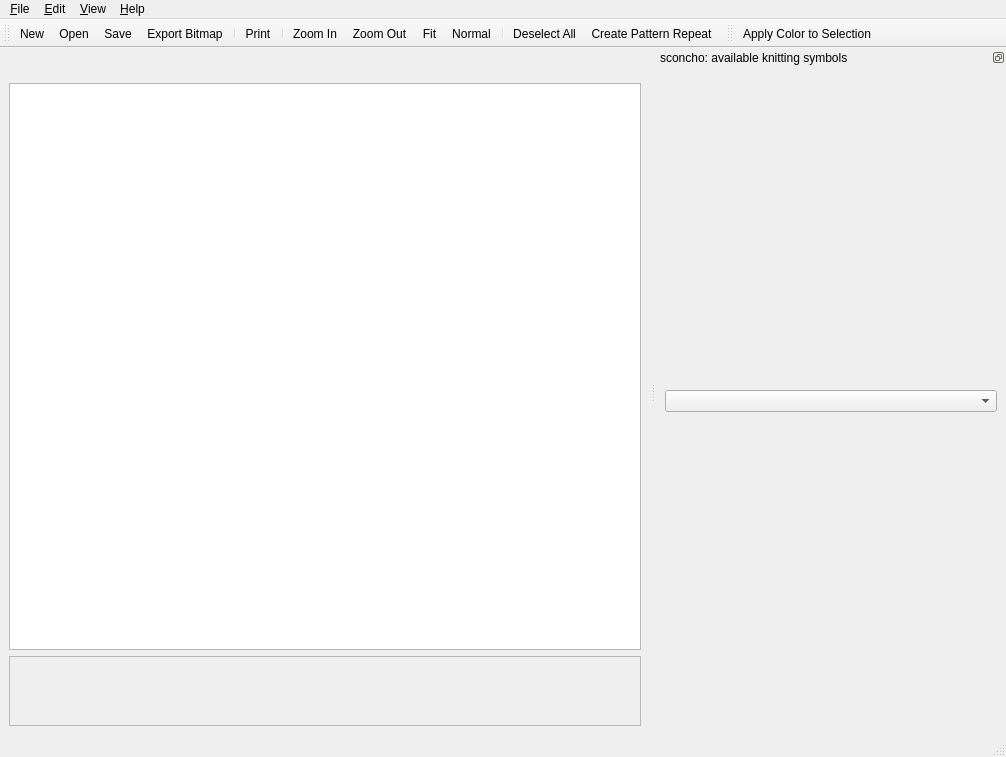
First picture: the form in sconcho/gui/ui/main_window.ui, repository haskelladdict/sconcho, before the edit.
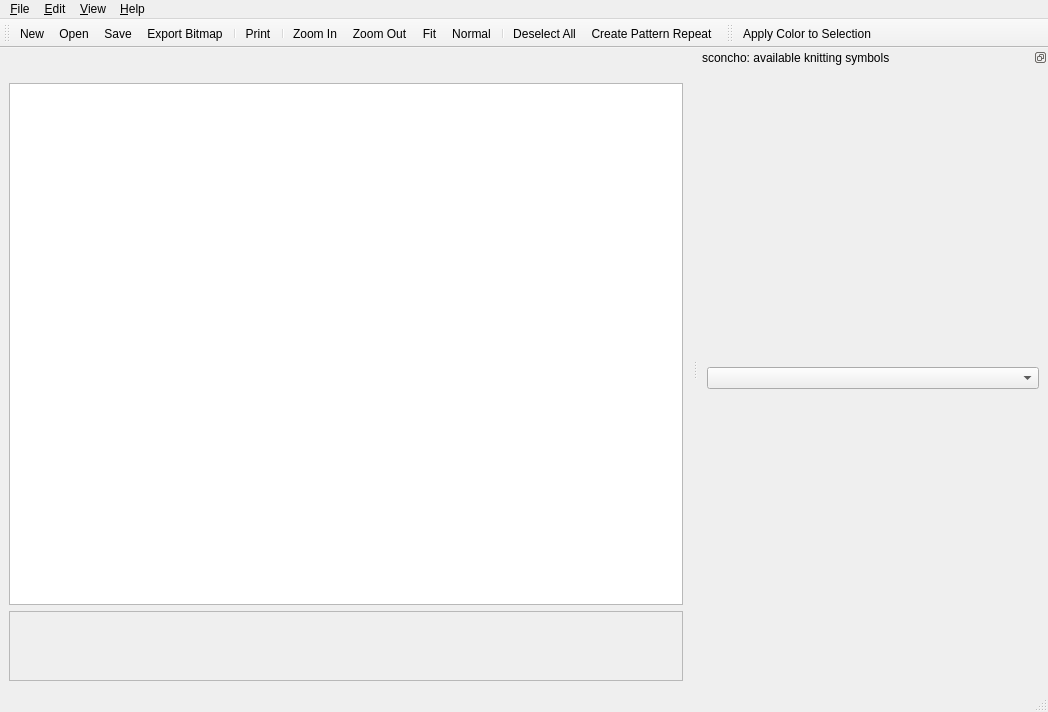
Second picture: the form after the edit. Icons and pictures are not drawn. Custom widgets are drawn as their Qt base class.

Patch:
```diff
--- a/sconcho/gui/ui/main_window.ui
+++ b/sconcho/gui/ui/main_window.ui
@@ -6,8 +6,8 @@
    <rect>
     <x>0</x>
     <y>0</y>
-    <width>1006</width>
-    <height>757</height>
+    <width>1048</width>
+    <height>712</height>
    </rect>
   </property>
   <property name="windowTitle">
@@ -68,8 +68,8 @@
         <rect>
          <x>0</x>
          <y>0</y>
-         <width>628</width>
-         <height>90</height>
+         <width>671</width>
+         <height>76</height>
         </rect>
        </property>
        <layout class="QVBoxLayout" name="verticalLayout_4">
@@ -87,8 +87,8 @@
     <rect>
      <x>0</x>
      <y>0</y>
-     <width>1006</width>
-     <height>30</height>
+     <width>1048</width>
+     <height>22</height>
     </rect>
    </property>
    <widget class="QMenu" name="menuFile">
```
